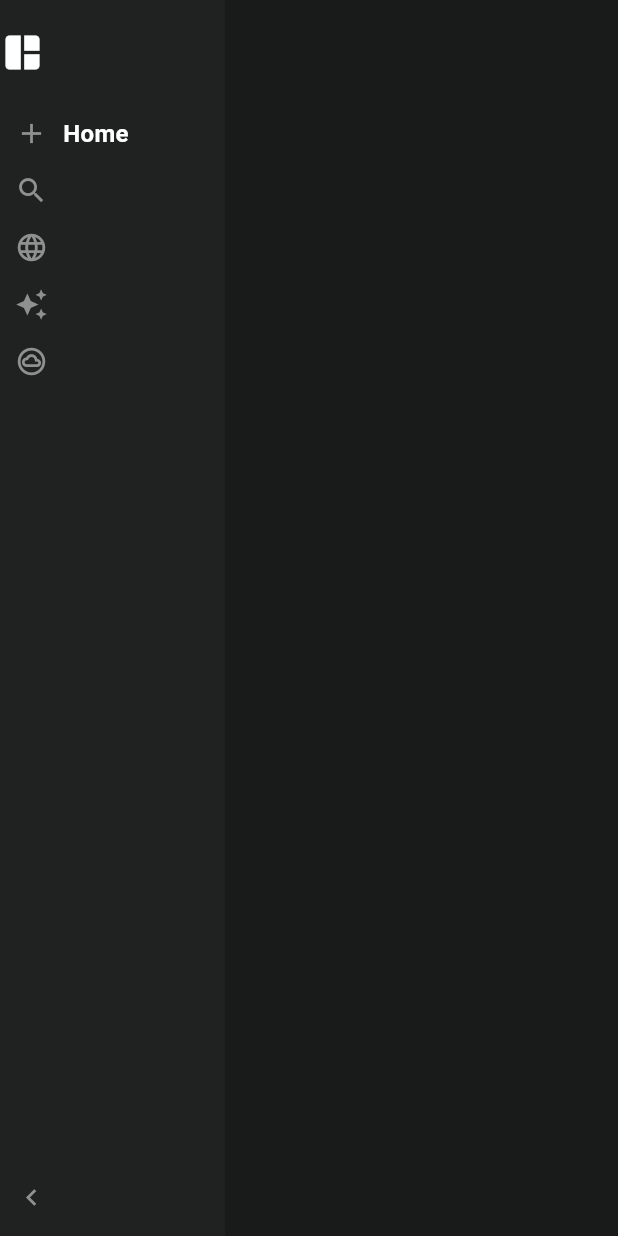
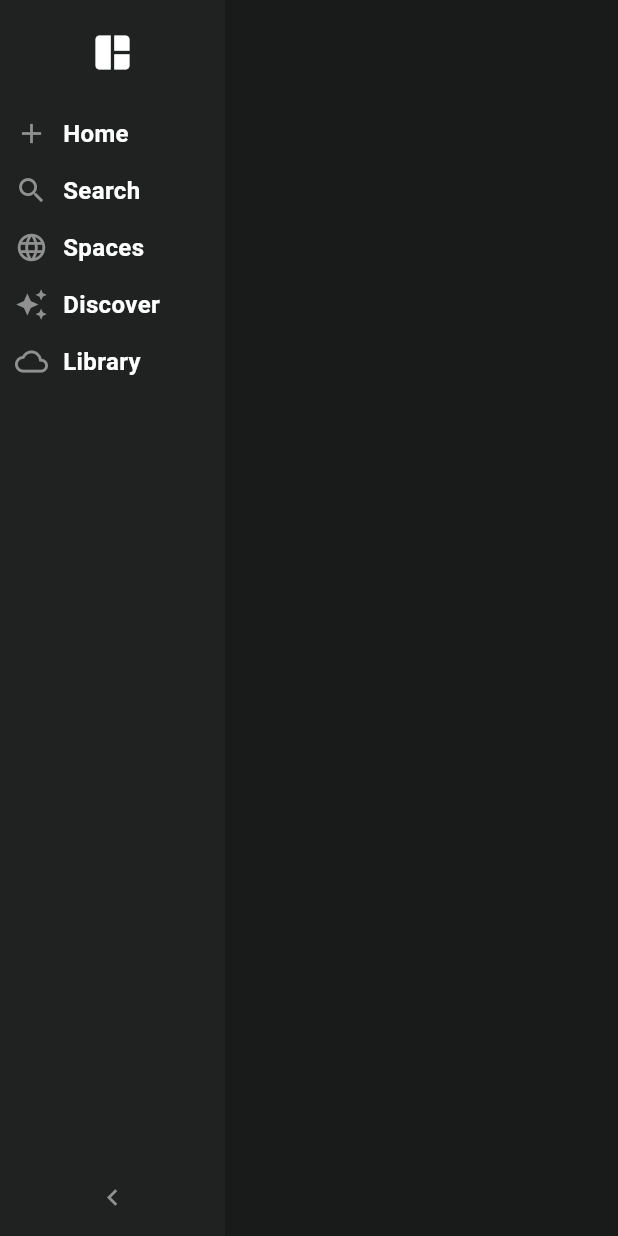
Before and after one commit to shivamtechstack/Ask_Now_Bot, a Flutter app: the screen it shows after launch, after a tap on the "keyboard arrow right" icon, on a phone screen of 412 x 824 dp. Run offline on Flutter 3.47's test engine with Material 3 defaults, Android fonts, the phone set to English and light mode, and no system bars.

Commit message:
Implement SideBarButton widget and integrate into SideBar

```diff
--- a/lib/widgets/side_bar.dart
+++ b/lib/widgets/side_bar.dart
@@ -1,4 +1,5 @@
 import 'package:ask_now_bot/theme/colors.dart';
+import 'package:ask_now_bot/widgets/side_bar_button.dart';
 import 'package:flutter/material.dart';
 
 class SideBar extends StatefulWidget {
@@ -9,7 +10,6 @@ class SideBar extends StatefulWidget {
 }
 
 class _SideBarState extends State<SideBar> {
-
   bool isCollapsed = true;
 
   @override
@@ -19,7 +19,6 @@ class _SideBarState extends State<SideBar> {
       width: isCollapsed ? 64 : 150,
       color: AppColors.sideNav,
       child: Column(
-        crossAxisAlignment: isCollapsed ? CrossAxisAlignment.center : CrossAxisAlignment.start,
         children: [
           const SizedBox(height: 20),
           Icon(
@@ -27,55 +26,45 @@ class _SideBarState extends State<SideBar> {
             color: AppColors.whiteColor,
             size: 30,
           ),
-          const SizedBox(height: 20),
-          Row(
-            children: [
-              Container(
-                margin: EdgeInsets.symmetric(vertical: 8, horizontal: 10),
-                child: Icon(Icons.add,
-                    color: AppColors.iconGrey,
-                    size: 22),
-              ),
-              Text("Home",
-                style: TextStyle(
-                  fontSize: 16,
-                  color: AppColors.whiteColor,
-                  fontWeight: FontWeight.bold,
+          Expanded(
+            child: Column(
+              crossAxisAlignment:
+                  isCollapsed
+                      ? CrossAxisAlignment.center
+                      : CrossAxisAlignment.start,
+              children: [
+                const SizedBox(height: 20),
+                SideBarButton(
+                  isCollapsed: isCollapsed,
+                  icon: Icons.add,
+                  text: "Home",
                 ),
-                )
-            ],
-          ),
-          Container(
-            margin: EdgeInsets.symmetric(vertical: 8, horizontal: 10),
-            child: Icon(Icons.search,
-                color: AppColors.iconGrey,
-                size: 22)
-          ),
-          Container(
-            margin: EdgeInsets.symmetric(vertical: 8, horizontal: 10),
-            child: Icon(Icons.language,
-                color: AppColors.iconGrey,
-                size: 22)
-          ),
-          Container(
-            margin: EdgeInsets.symmetric(vertical: 8, horizontal: 10),
-            child: Icon(
-              Icons.auto_awesome,
-              color: AppColors.iconGrey,
-              size: 22
+                SideBarButton(
+                  isCollapsed: isCollapsed,
+                  icon: Icons.search,
+                  text: "Search",
+                ),
+                SideBarButton(
+                  isCollapsed: isCollapsed,
+                  icon: Icons.language,
+                  text: "Spaces",
+                ),
+                SideBarButton(
+                  isCollapsed: isCollapsed,
+                  icon: Icons.auto_awesome,
+                  text: "Discover",
+                ),
+                SideBarButton(
+                  isCollapsed: isCollapsed,
+                  icon: Icons.cloud_outlined,
+                  text: "Library",
+                ),
+                const Spacer(),
+              ],
             ),
           ),
-          Container(
-            margin: EdgeInsets.symmetric(vertical: 8, horizontal: 10),
-            child: Icon(
-              Icons.cloud_circle_outlined,
-              color: AppColors.iconGrey,
-              size: 22
-            ),
-          ),
-          const Spacer(),
           GestureDetector(
-            onTap: (){
+            onTap: () {
               setState(() {
                 isCollapsed = !isCollapsed;
               });
@@ -83,9 +72,11 @@ class _SideBarState extends State<SideBar> {
             child: Container(
               margin: EdgeInsets.symmetric(vertical: 15, horizontal: 10),
               child: Icon(
-                isCollapsed ? Icons.keyboard_arrow_right : Icons.keyboard_arrow_left,
+                isCollapsed
+                    ? Icons.keyboard_arrow_right
+                    : Icons.keyboard_arrow_left,
                 color: AppColors.iconGrey,
-                size: 22
+                size: 22,
               ),
             ),
           ),
--- /dev/null
+++ b/lib/widgets/side_bar_button.dart
@@ -0,0 +1,34 @@
+import 'package:flutter/material.dart';
+
+import '../theme/colors.dart';
+
+class SideBarButton extends StatelessWidget{
+  final bool isCollapsed;
+  final IconData icon;
+  final String text;
+
+  const SideBarButton({super.key, required this.isCollapsed, required this.icon, required this.text});
+
+  @override
+  Widget build(BuildContext context) {
+   return Row(
+     mainAxisAlignment : isCollapsed ? MainAxisAlignment.center : MainAxisAlignment.start ,
+     children: [
+       Container(
+         margin: EdgeInsets.symmetric(vertical: 8, horizontal: 10),
+         child: Icon(icon,
+             color: AppColors.iconGrey,
+             size: 22),
+       ),
+       isCollapsed ? Container() : Text(text,
+         style: TextStyle(
+           fontSize: 16,
+           color: AppColors.whiteColor,
+           fontWeight: FontWeight.bold,
+         ),
+       )
+     ],
+   );
+  }
+
+}
```
